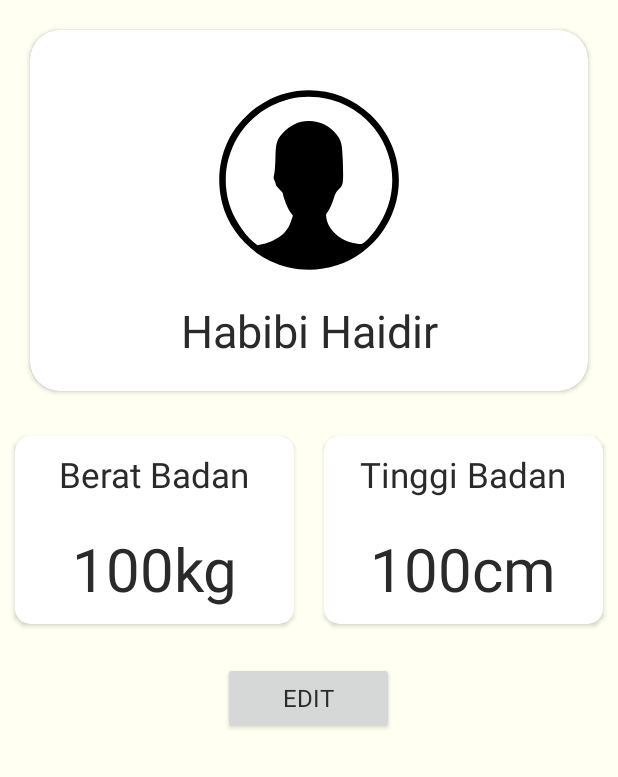
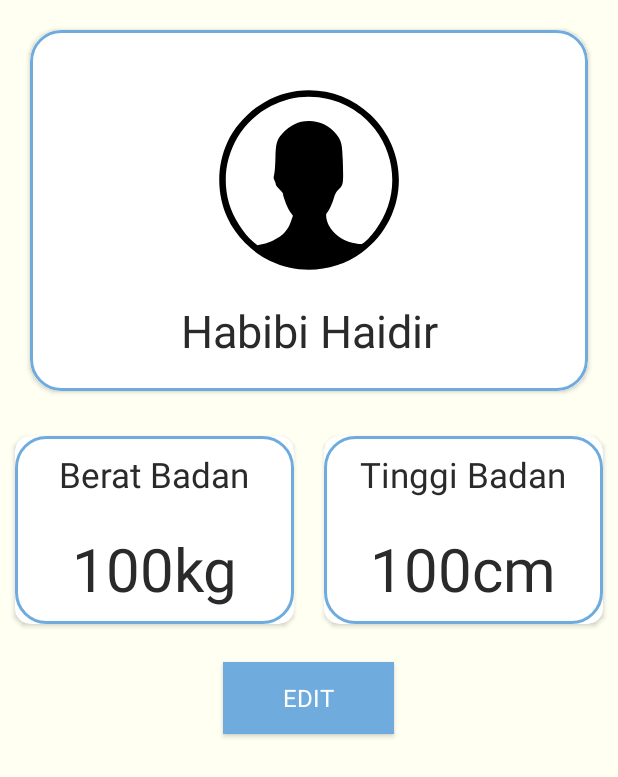
Before and after one commit to beli-ppl/android, an Android app: the layout activity_profile.xml on its own in the app's theme, with its tools: preview values and no code run, on a phone screen of 412 x 824 dp. Shown: the top 777 px of the screen. Run offline under Robolectric (Android 15) with nearby library versions, the phone set to English and light mode, and no system bars.

Commit message:
Create better profile page

```diff
--- a/app/src/main/res/drawable/card_border.xml
+++ b/app/src/main/res/drawable/card_border.xml
@@ -1,5 +1,5 @@
 <shape xmlns:android="http://schemas.android.com/apk/res/android" android:shape="rectangle" >
-    <stroke android:width="4dip"
+    <stroke android:width="2dip"
         android:color="#6facdd"/>
     <corners android:radius="20dip"/>
 </shape>
--- a/app/src/main/res/layout/activity_profile.xml
+++ b/app/src/main/res/layout/activity_profile.xml
@@ -11,6 +11,11 @@
         android:layout_height="wrap_content"
         android:layout_margin="20dp"
         app:cardCornerRadius="20dp">
+
+        <ImageView
+            android:layout_width="match_parent"
+            android:layout_height="match_parent"
+            android:src="@drawable/card_border"/>
 
         <LinearLayout
             android:layout_width="match_parent"
@@ -54,6 +59,11 @@
             android:layout_margin="10dp"
             app:cardCornerRadius="10dp">
 
+            <ImageView
+                android:layout_width="match_parent"
+                android:layout_height="match_parent"
+                android:src="@drawable/card_border"/>
+
             <LinearLayout
                 android:layout_width="match_parent"
                 android:layout_height="wrap_content"
@@ -90,6 +100,11 @@
             android:layout_margin="10dp"
             app:cardCornerRadius="10dp">
 
+            <ImageView
+                android:layout_width="match_parent"
+                android:layout_height="match_parent"
+                android:src="@drawable/card_border"/>
+
             <LinearLayout
                 android:layout_width="match_parent"
                 android:layout_height="wrap_content"
@@ -124,6 +139,8 @@
         android:layout_width="wrap_content"
         android:layout_height="wrap_content"
         android:text="EDIT"
+        android:textColor="#ffffff"
+        android:background="#6facdd"
         android:layout_marginTop="15dp"
         android:paddingTop="10dp"
         android:paddingBottom="10dp"
```
